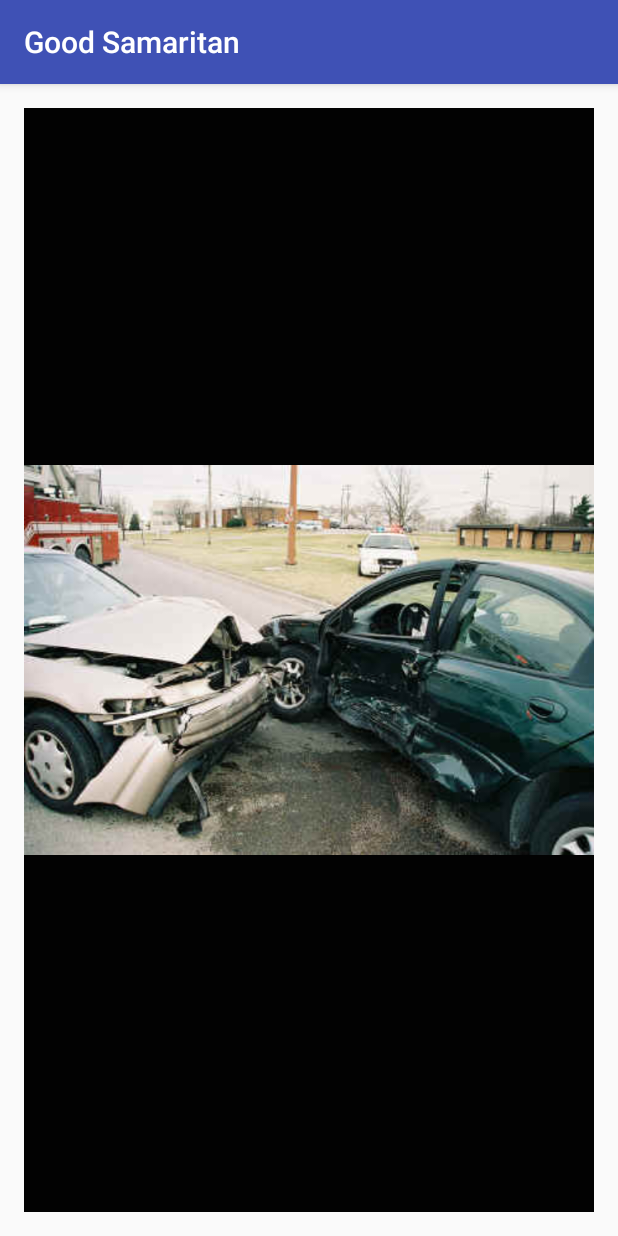
After one commit to FuFunG/GoodSamaritan, an Android app: the AccidentPicture screen opened directly, with no data from a screen before it, on a phone screen of 412 x 824 dp. The commit adds this screen. Run offline under Robolectric (Android 15) with nearby library versions, the phone set to English and light mode, and no system bars.

Commit message:
Final dummy commit

```diff
--- a/app/src/main/java/cs465/goodsamaritan/AccidentAlertPage.java
+++ b/app/src/main/java/cs465/goodsamaritan/AccidentAlertPage.java
@@ -12,12 +12,14 @@ import java.util.List;
 
 import org.json.JSONObject;
 
+import android.content.Intent;
 import android.graphics.Color;
 import android.os.AsyncTask;
 import android.os.Bundle;
 import android.support.v4.app.FragmentActivity;
 import android.util.Log;
 import android.view.Menu;
+import android.view.View;
 
 import com.google.android.gms.maps.CameraUpdateFactory;
 import com.google.android.gms.maps.GoogleMap;
@@ -253,4 +255,7 @@ public class AccidentAlertPage extends FragmentActivity {
         getMenuInflater().inflate(R.menu.menu_main__menu, menu);
         return true;
     }
+    public void accssPic(View v) {
+        startActivity(new Intent(AccidentAlertPage.this, AccidentPicture.class));
+    }
 }
--- /dev/null
+++ b/app/src/main/java/cs465/goodsamaritan/AccidentPicture.java
@@ -0,0 +1,13 @@
+package cs465.goodsamaritan;
+
+import android.support.v7.app.AppCompatActivity;
+import android.os.Bundle;
+
+public class AccidentPicture extends AppCompatActivity {
+
+    @Override
+    protected void onCreate(Bundle savedInstanceState) {
+        super.onCreate(savedInstanceState);
+        setContentView(R.layout.activity_accident_picture);
+    }
+}
--- a/app/src/main/res/layout/activity_accident_alert_page.xml
+++ b/app/src/main/res/layout/activity_accident_alert_page.xml
@@ -104,6 +104,7 @@
             android:id="@+id/button"
             android:background="#045df7"
             android:textStyle="bold"
-            android:textColor="#ffffff" />
+            android:textColor="#ffffff"
+            android:onClick="accssPic" />
     </LinearLayout>
 </RelativeLayout>
--- /dev/null
+++ b/app/src/main/res/layout/activity_accident_picture.xml
@@ -0,0 +1,27 @@
+<?xml version="1.0" encoding="utf-8"?>
+<RelativeLayout xmlns:android="http://schemas.android.com/apk/res/android"
+    xmlns:tools="http://schemas.android.com/tools"
+    android:layout_width="match_parent"
+    android:layout_height="match_parent"
+    android:paddingBottom="@dimen/activity_vertical_margin"
+    android:paddingLeft="@dimen/activity_horizontal_margin"
+    android:paddingRight="@dimen/activity_horizontal_margin"
+    android:paddingTop="@dimen/activity_vertical_margin"
+    tools:context="cs465.goodsamaritan.AccidentPicture">
+
+    <LinearLayout
+        android:orientation="vertical"
+        android:layout_width="match_parent"
+        android:layout_height="match_parent"
+        android:layout_centerVertical="true"
+        android:layout_centerHorizontal="true"
+        android:background="#020202">
+
+        <ImageView
+            android:layout_width="match_parent"
+            android:layout_height="match_parent"
+            android:id="@+id/imageView4"
+            android:layout_gravity="center_horizontal"
+            android:src="@drawable/caraccident" />
+    </LinearLayout>
+</RelativeLayout>
```
Also changed, not shown: app/src/main/AndroidManifest.xml (+12 -13 lines), app/src/main/java/cs465/goodsamaritan/NotificationPage.java (+9 -0 lines), app/src/main/res/layout/activity_notification.xml (+6 -33 lines), app/src/main/res/drawable/caraccident.jpg (added).
